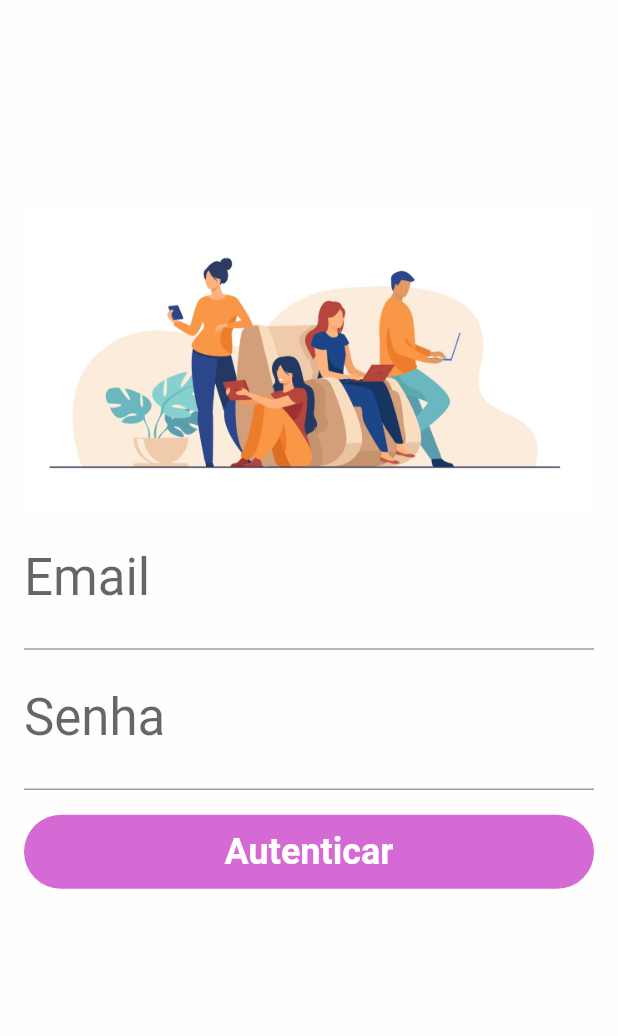
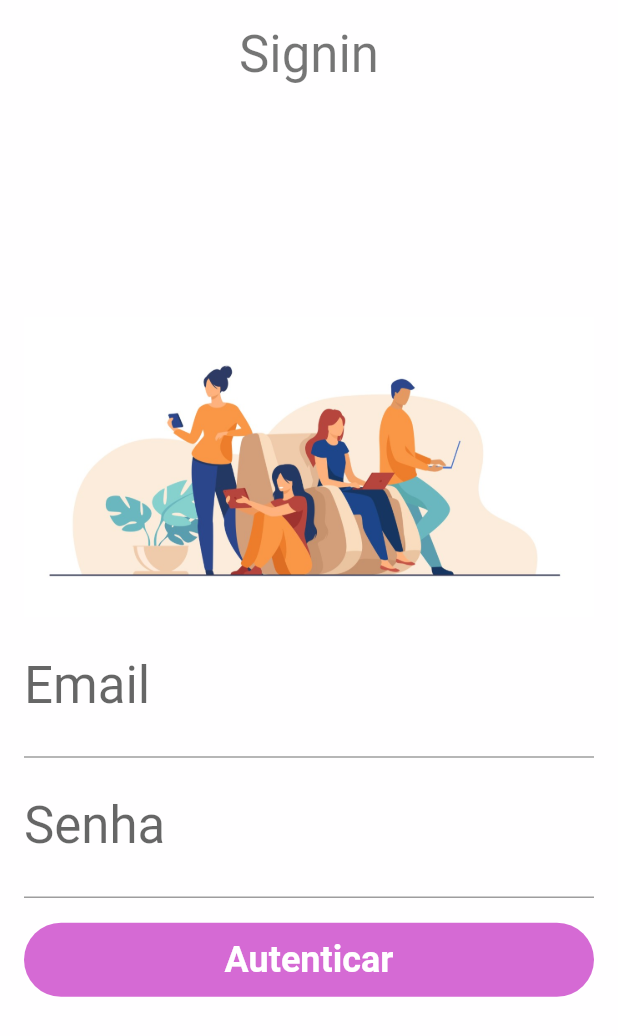
Before and after one commit to leandrosconceicao/bakery_project, a Flutter app: the screen it shows after launch, on a phone screen of 412 x 824 dp. Shown: the top 1036 px of the screen. Run offline on Flutter 3.47's test engine with Material 2 defaults, Android fonts, the phone set to English and light mode, and no system bars; our stand-ins replace flutter_masked_text2, get; missing offline and left inert: money2.

Commit message:
Ajuste no widget de layout padrão

```diff
--- a/lib/src/views/components/default_layout.dart
+++ b/lib/src/views/components/default_layout.dart
@@ -1,4 +1,7 @@
+import 'dart:isolate';
+
 import '../../../libraries/models.dart';
+import '../../../libraries/utils.dart';
 import '../../../libraries/views.dart';
 
 class DefaultPage extends StatelessWidget {
@@ -7,7 +10,7 @@ class DefaultPage extends StatelessWidget {
   final Widget? appBarTitle;
   final Widget? floatingAction;
   final bool? hideAppBar;
-  const DefaultPage({
+  DefaultPage({
     super.key,
     required this.title,
     required this.child,
@@ -16,17 +19,73 @@ class DefaultPage extends StatelessWidget {
     this.hideAppBar,
   });
 
+  final keyboardIsVisible = false.obs;
+
   @override
   Widget build(BuildContext context) {
     return Title(
       color: Get.theme.primaryColor,
       title: title,
-      child: Scaffold(
-        drawer: Get.currentRoute == Routes.signin ? null : const AppDrawer(),
-        appBar: (hideAppBar ?? false) ? null : MyAppBar.build(title: appBarTitle),
-        body: child,
-        floatingActionButton: floatingAction,
+      child: SafeArea(
+        child: Scaffold(
+          // drawer: Get.currentRoute == Routes.signin ? null : const AppDrawer(),
+          // appBar: (hideAppBar ?? false) ? null : MyAppBar.build(title: appBarTitle),
+          body: Stack(
+            children: [
+              Column(
+                children: [
+                  Padding(
+                    padding: const EdgeInsets.symmetric(vertical: 16.0),
+                    child: Text(title, style: Get.textTheme.headlineMedium,),
+                  ),
+                  Expanded(child: child),
+                ],
+              ),
+              if (Get.currentRoute != Routes.signin) ... {
+                Obx(() => keyboardIsVisible.value ? const SizedBox() : Padding(
+                padding: const EdgeInsets.all(8.0),
+                child: Align(
+                  alignment: Alignment.bottomCenter,
+                  child: Card(
+                    elevation: 8.0,
+                    color: MyPallete.defaultColor,
+                    shape: RoundedRectangleBorder(
+                      borderRadius: BorderRadius.circular(16.0)
+                    ),
+                    child: Padding(
+                      padding: const EdgeInsets.all(8.0),
+                      child: Row(
+                        mainAxisAlignment: MainAxisAlignment.spaceBetween,
+                        children: [
+                          menuItem(func: () => Get.toNamed(Routes.home), icon: Icons.home, route: Routes.home),
+                          menuItem(func: () => Get.toNamed(Routes.ingredients), icon: Icons.label, route: Routes.ingredients),
+                          menuItem(func: () => Get.toNamed(Routes.receipt), icon: Icons.receipt_long, route: Routes.receipt),
+                          menuItem(func: () => Get.toNamed(Routes.configs), icon: Icons.settings, route: Routes.configs),
+                        ],
+                      ),
+                    ),
+                  ),
+                ),
+              ))
+              }
+            ],
+          ),
+          // floatingActionButton: floatingAction,
+        ),
       ),
     );
   }
+
+  Widget menuItem({
+    required void Function() func,
+    required IconData icon,
+    required String route,
+  }) {
+    return Padding(
+      padding: const EdgeInsets.all(8.0),
+      child: GestureDetector(
+        onTap: func,
+        child: Icon(icon, color: app.isActiveRoute(route) ? Colors.white : Colors.grey, size: app.isActiveRoute(route) ? (Get.height * 0.04) : (Get.height * 0.035),)),
+    );
+  }
 }
```
